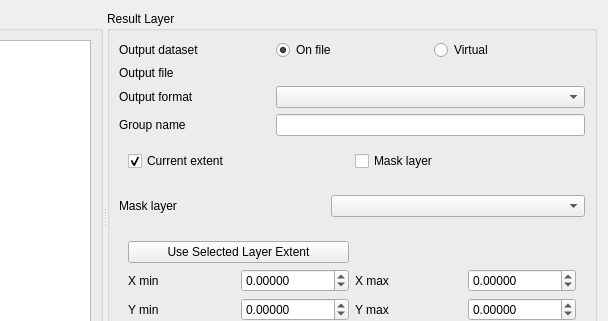
Old version of the form src/ui/mesh/qgsmeshcalculatordialogbase.ui in the repository qgis/QGIS; both pictures show x 304 to 912 and y 0 to 321 of the 912 by 864 pixel window.
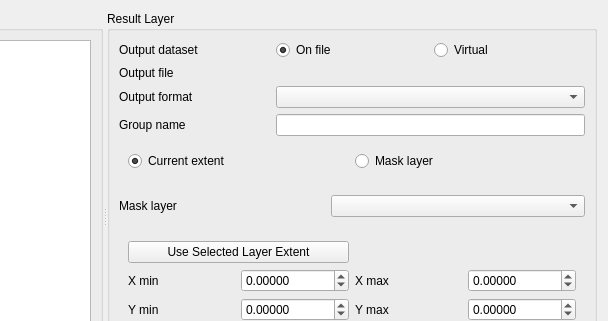
New version of the form. Custom widgets are drawn as their Qt base class.

Commit message:
Turn the extent checkboxes into radiobuttons
more coherent with their behaviour (they are mutually exclusive)

```diff
--- a/src/ui/mesh/qgsmeshcalculatordialogbase.ui
+++ b/src/ui/mesh/qgsmeshcalculatordialogbase.ui
@@ -100,7 +100,7 @@
          <widget class="QWidget" name="horizontalWidget" native="true">
           <layout class="QHBoxLayout" name="horizontalLayout_5">
            <item>
-            <widget class="QCheckBox" name="useExtentCb">
+            <widget class="QRadioButton" name="useExtentCb">
              <property name="text">
               <string>Current extent</string>
              </property>
@@ -113,7 +113,7 @@
             </widget>
            </item>
            <item>
-            <widget class="QCheckBox" name="useMaskCb">
+            <widget class="QRadioButton" name="useMaskCb">
              <property name="text">
               <string>Mask layer</string>
              </property>
```
The commit also changes 2 other files.
